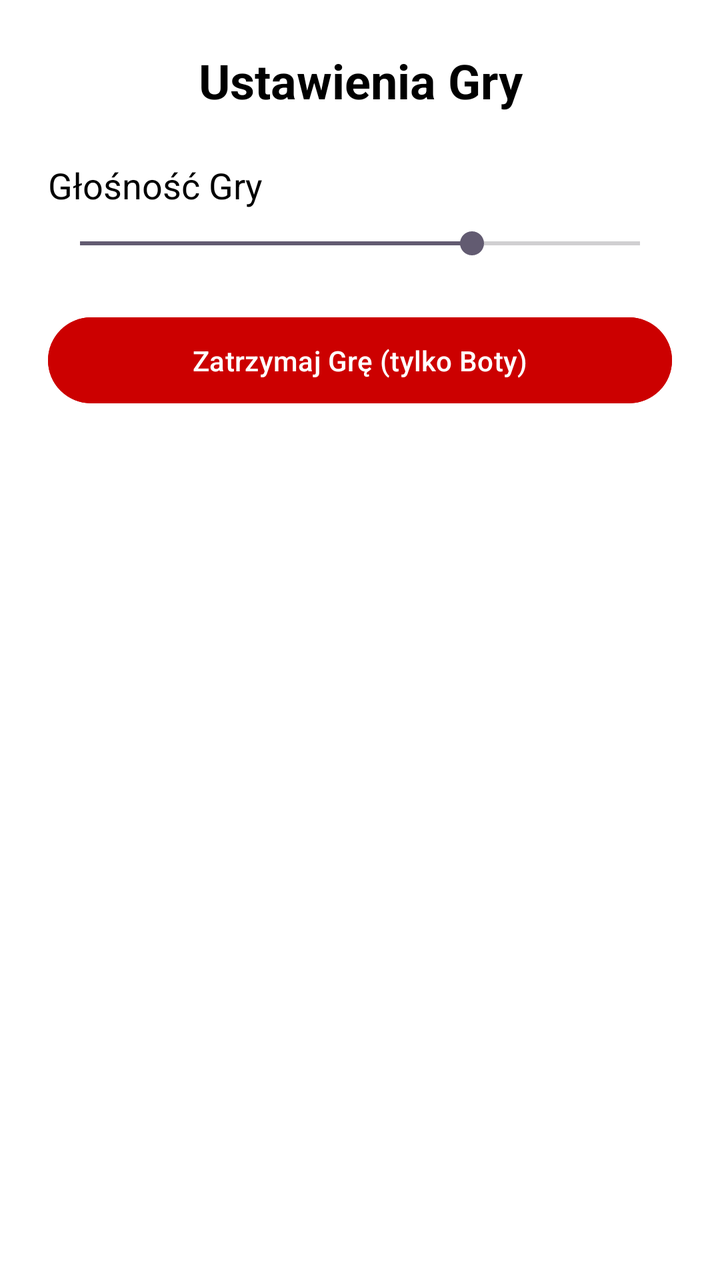
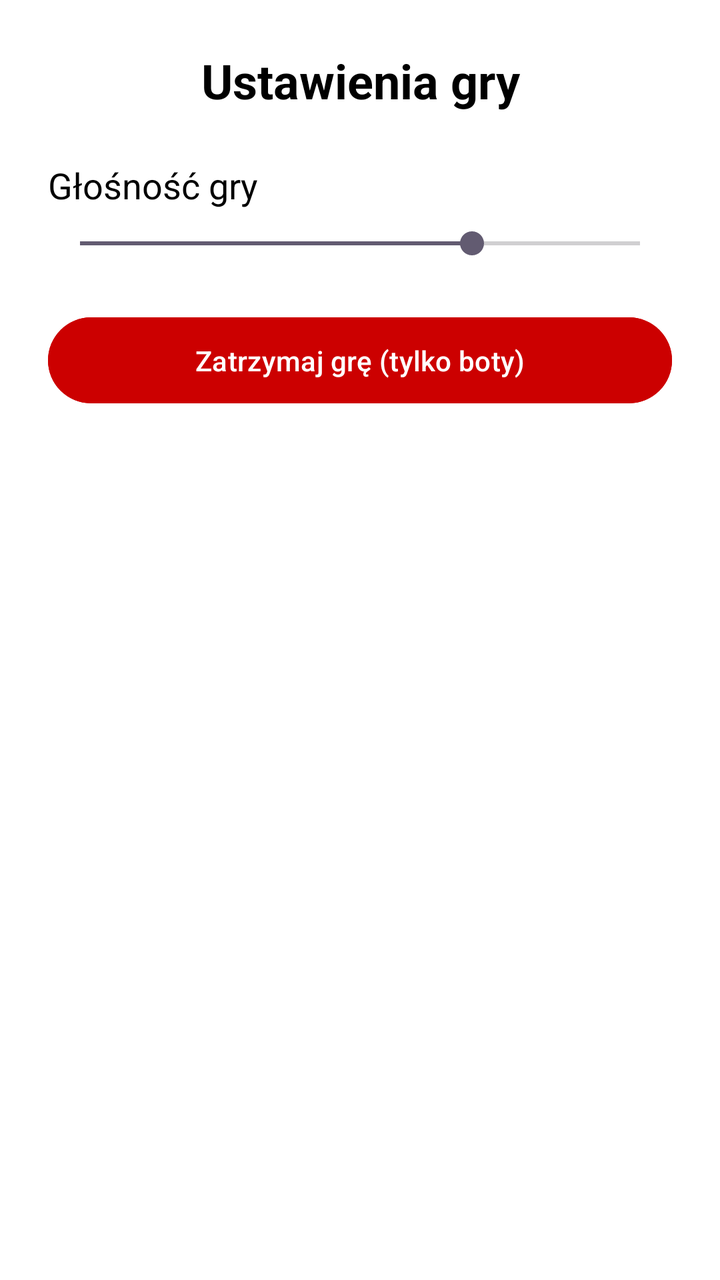

Screens rendered from an Android XML layout before and after an edit, with the pre-edit source and the edit as a unified diff.
<!-- AndroidManifest.xml: application theme Theme.Monopoly -->
<!-- res/layout/dialog_settings.xml -->
<?xml version="1.0" encoding="utf-8"?>
<LinearLayout xmlns:android="http://schemas.android.com/apk/res/android"
    android:layout_width="match_parent"
    android:layout_height="wrap_content"
    android:orientation="vertical"
    android:background="@android:color/white"
    android:padding="24dp">

    <TextView
        android:layout_width="match_parent"
        android:layout_height="wrap_content"
        android:text="Ustawienia Gry"
        android:textSize="24sp"
        android:textStyle="bold"
        android:textColor="@android:color/black"
        android:gravity="center"
        android:layout_marginBottom="24dp"/>

    <TextView
        android:layout_width="match_parent"
        android:layout_height="wrap_content"
        android:text="Głośność Gry"
        android:textSize="18sp"
        android:textColor="@android:color/black"
        android:layout_marginBottom="8dp"/>

    <SeekBar
        android:id="@+id/seek_bar_volume"
        android:layout_width="match_parent"
        android:layout_height="wrap_content"
        android:max="100"
        android:progress="70"
        android:layout_marginBottom="24dp"/>

    <Button
        android:id="@+id/btn_stop_game"
        android:layout_width="match_parent"
        android:layout_height="wrap_content"
        android:text="Zatrzymaj Grę (tylko Boty)"
        android:backgroundTint="@android:color/holo_red_dark"
        android:textColor="@android:color/white"
        android:padding="12dp"
        android:layout_marginBottom="16dp"/>

    <Button
        android:id="@+id/btn_close_settings"
        android:layout_width="match_parent"
        android:layout_height="wrap_content"
        android:text="Zamknij"
        style="@style/Widget.AppCompat.Button.Borderless.Colored"/>

</LinearLayout>
<!-- resources referenced by this layout -->
<resources>
  <style name="Theme.Monopoly" parent="Base.Theme.Monopoly" />
  <style name="Base.Theme.Monopoly" parent="Theme.Material3.DayNight.NoActionBar">
          
          
      </style>
</resources>

<!-- the commit's change to res/layout/dialog_settings.xml (unified diff, before → after) -->
@@ -9,7 +9,7 @@
     <TextView
         android:layout_width="match_parent"
         android:layout_height="wrap_content"
-        android:text="Ustawienia Gry"
+        android:text="@string/settings_title"
         android:textSize="24sp"
         android:textStyle="bold"
         android:textColor="@android:color/black"
@@ -19,7 +19,7 @@
     <TextView
         android:layout_width="match_parent"
         android:layout_height="wrap_content"
-        android:text="Głośność Gry"
+        android:text="@string/settings_volume"
         android:textSize="18sp"
         android:textColor="@android:color/black"
         android:layout_marginBottom="8dp"/>
@@ -36,7 +36,7 @@
         android:id="@+id/btn_stop_game"
         android:layout_width="match_parent"
         android:layout_height="wrap_content"
-        android:text="Zatrzymaj Grę (tylko Boty)"
+        android:text="@string/settings_stop_bot"
         android:backgroundTint="@android:color/holo_red_dark"
         android:textColor="@android:color/white"
         android:padding="12dp"
@@ -46,7 +46,7 @@
         android:id="@+id/btn_close_settings"
         android:layout_width="match_parent"
         android:layout_height="wrap_content"
-        android:text="Zamknij"
+        android:text="@string/settings_close"
         style="@style/Widget.AppCompat.Button.Borderless.Colored"/>
 
 </LinearLayout>
<!-- resource entries referenced after the edit -->
@@ -1,5 +1,9 @@
 <!-- resources referenced by this layout -->
 <resources>
+  <string name="settings_close">Zamknij</string>
+  <string name="settings_stop_bot">Zatrzymaj grę (tylko boty)</string>
+  <string name="settings_title">Ustawienia gry</string>
+  <string name="settings_volume">Głośność gry</string>
   <style name="Theme.Monopoly" parent="Base.Theme.Monopoly" />
   <style name="Base.Theme.Monopoly" parent="Theme.Material3.DayNight.NoActionBar">
           
